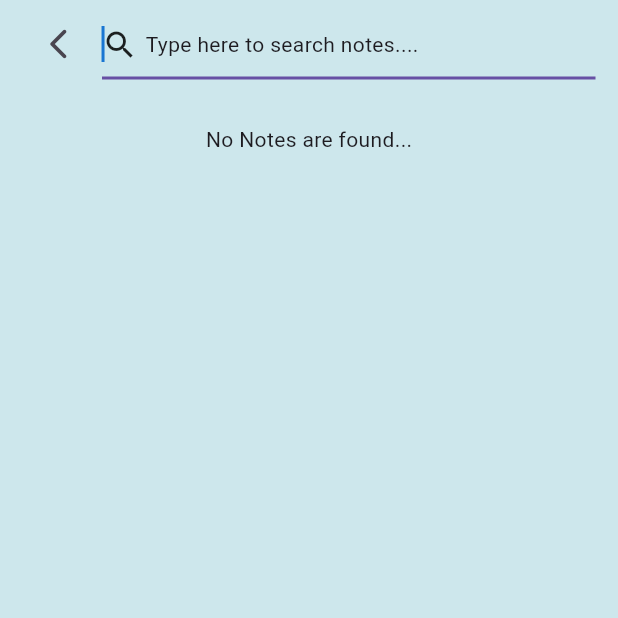
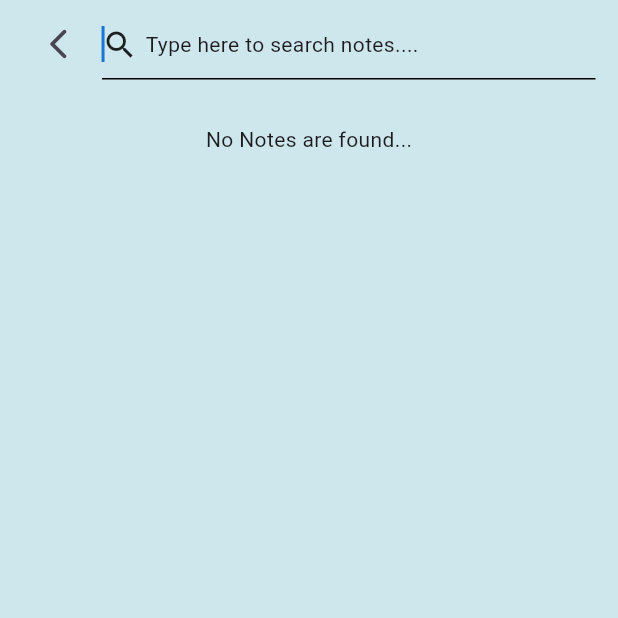
Before and after one commit to Duraisingh-J/notes, a Flutter app: the SearchScreen screen opened directly, on a phone screen of 412 x 824 dp, the top half of it. Run offline on Flutter 3.47's test engine with Material 3 defaults, Android fonts, the phone set to English and light mode, and no system bars; our stand-ins replace auto_size_text, flutter_riverpod, google_fonts, riverpod, sqflite, sqflite_common_ffi; accounts and stored records are empty.

Commit message:
Color issues are fixed.

```diff
--- a/lib/screens/search_screen.dart
+++ b/lib/screens/search_screen.dart
@@ -80,6 +80,9 @@ class _SearchScreen extends ConsumerState<SearchScreen> {
                             Text('Type here to search notes....'),
                           ],
                         ),
+                        focusedBorder: UnderlineInputBorder(
+                          borderSide: BorderSide(color: Colors.black)
+                        )
                       ),
                     ),
                   ),
```
